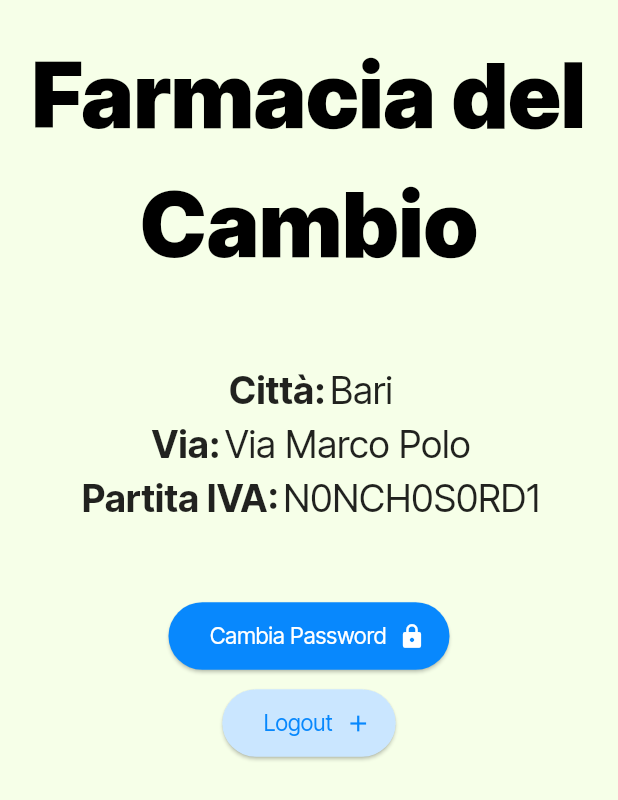
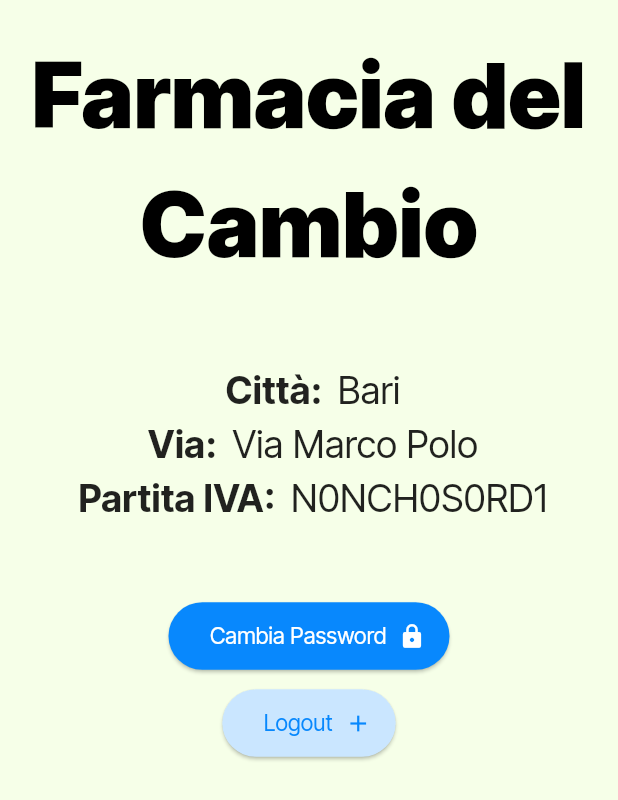
Before and after one commit to FLopriore/pharmate_farmacia, a Flutter app: the ProfilePage screen opened directly, on a phone screen of 412 x 824 dp. Shown: the top 800 px of the screen. Run offline on Flutter 3.47's test engine with Material 2 defaults, Android fonts, the phone set to English and light mode, and no system bars; our stand-ins replace google_fonts.

Commit message:
Improved Profile Entry

```diff
--- a/lib/widgets/profile_entry.dart
+++ b/lib/widgets/profile_entry.dart
@@ -10,8 +10,8 @@ class ProfileEntry extends StatelessWidget {
     return Row(
       mainAxisSize: MainAxisSize.min,
       children: [
-        Text(textParam,style: const TextStyle(fontWeight: FontWeight.bold,fontSize: 25),textAlign: TextAlign.center,),
-        Text(textEntry,style: const TextStyle(fontWeight: FontWeight.normal,fontSize: 25),),
+        Padding(padding:const EdgeInsets.only(right: 10) ,child:Text(textParam,style: const TextStyle(fontWeight: FontWeight.bold,fontSize: 25),textAlign: TextAlign.end,),),
+        Text(textEntry,style: const TextStyle(fontWeight: FontWeight.normal,fontSize: 25),textAlign: TextAlign.end,),
       ],
     );
   }
```
